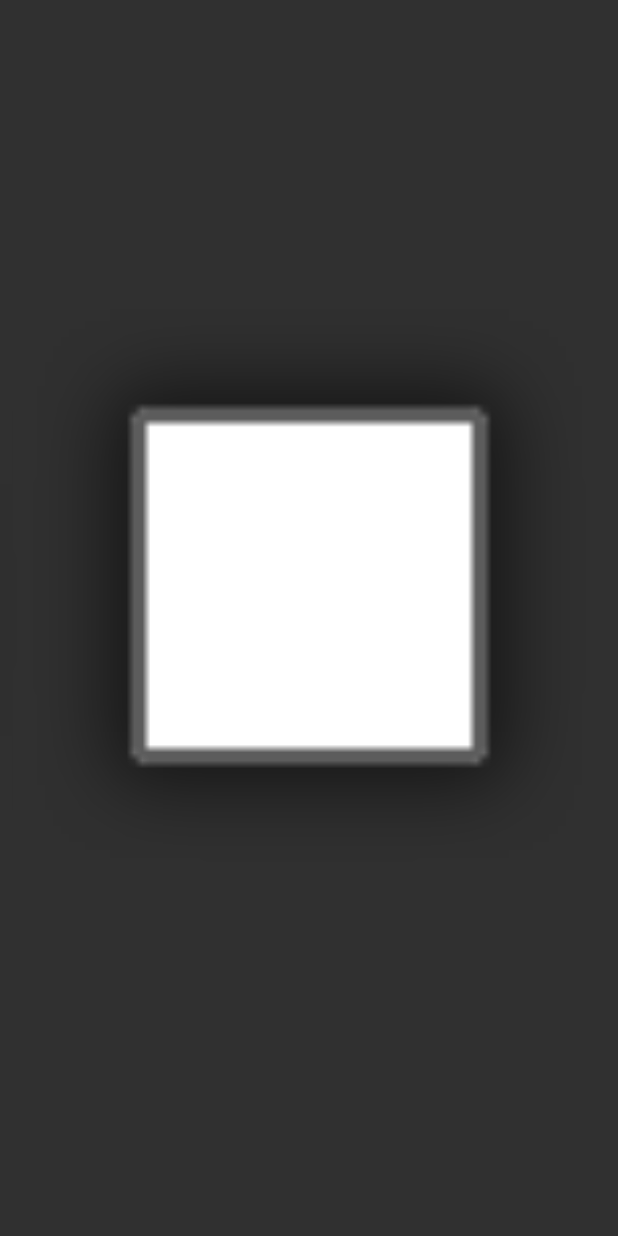
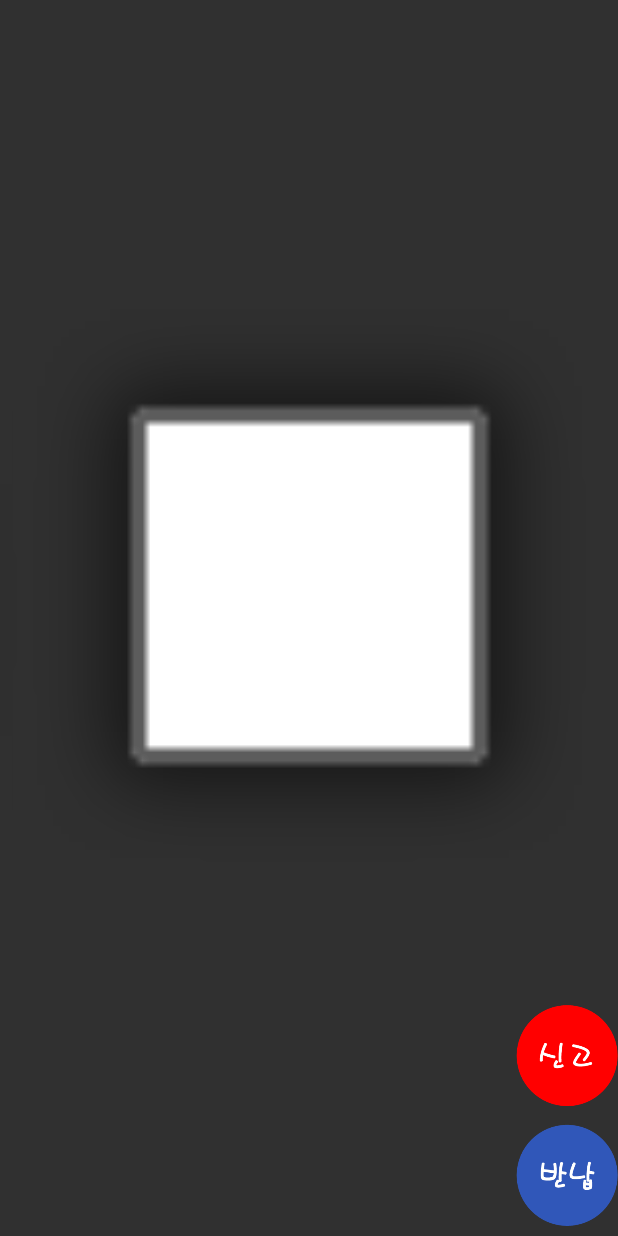
Before and after one commit to k-young-passionate/Android_Finding_Lost_Kids, an Android app: the layout finding_kid_location.xml on its own in the app's theme, with its tools: preview values and no code run, on a phone screen of 412 x 824 dp. Run offline under Robolectric (Android 15) with nearby library versions, the light colour scheme and no system bars.

```diff
--- a/app/src/main/AndroidManifest.xml
+++ b/app/src/main/AndroidManifest.xml
@@ -9,7 +9,7 @@
 
     <uses-feature
         android:name="android.hardware.camera2"
-        android:required="true"/>
+        android:required="true" />
 
     <application
         android:allowBackup="true"
@@ -41,8 +41,7 @@
                 android:resource="@xml/file_path" />
         </provider>
 
-        <activity android:name="com.example.kyshi.finding_lost_kids_application.CountNumber" />
-        <activity android:name="com.example.kyshi.finding_lost_kids_application.Kid_Upload_Activity"></activity>
+        <activity android:name="com.example.kyshi.finding_lost_kids_application.IntroductionActivity"></activity>
     </application>
 
 </manifest>
--- a/app/src/main/res/layout/finding_kid_location.xml
+++ b/app/src/main/res/layout/finding_kid_location.xml
@@ -1,5 +1,5 @@
 <?xml version="1.0" encoding="utf-8"?>
-<android.support.design.widget.CoordinatorLayout xmlns:android="http://schemas.android.com/apk/res/android"
+<RelativeLayout xmlns:android="http://schemas.android.com/apk/res/android"
     xmlns:app="http://schemas.android.com/apk/res-auto"
     xmlns:tools="http://schemas.android.com/tools"
     android:layout_width="match_parent"
@@ -7,17 +7,32 @@
     tools:context="com.example.kyshi.finding_lost_kids_application.Finding_Kid_Location_Activity">
 
 
+    <ImageView
+        android:id="@+id/reportbutton"
+        android:layout_width="68dp"
+        android:layout_height="78dp"
 
 
+        android:layout_above="@+id/returnbutton"
+        android:layout_alignParentEnd="true"
+        app:srcCompat="@drawable/reportbutton" />
+
+    <ImageView
+        android:id="@+id/returnbutton"
+        android:layout_width="68dp"
+        android:layout_height="81dp"
+        android:layout_alignParentBottom="true"
+        android:layout_alignParentEnd="true"
+        app:srcCompat="@drawable/returnbutton" />
 
     <ImageView
         android:id="@+id/mapView"
-        android:layout_width="fill_parent"
-        android:layout_height="fill_parent"
+        android:layout_width="match_parent"
+        android:layout_height="match_parent"
+        android:layout_alignParentStart="true"
+        android:layout_alignParentTop="true"
         android:contentDescription="call the map of the place the registered kid is in"
         app:srcCompat="@android:drawable/alert_light_frame" />
 
 
-
-
-</android.support.design.widget.CoordinatorLayout>
+</RelativeLayout>
```
Also changed, not shown: app/src/main/java/com/example/kyshi/finding_lost_kids_application/Finding_Kid_Location_Activity.java (+46 -1 lines), app/src/main/java/com/example/kyshi/finding_lost_kids_application/Kid_Photo_Upload_Activity.java (+18 -7 lines), app/src/main/java/com/example/kyshi/finding_lost_kids_application/MainActivity.java (+27 -11 lines), app/src/main/res/layout/activity_kid_registration.xml (deleted, +0 -15 lines), app/src/main/res/drawable/reportbutton.png (added), app/src/main/res/drawable/returnbutton.png (added).
